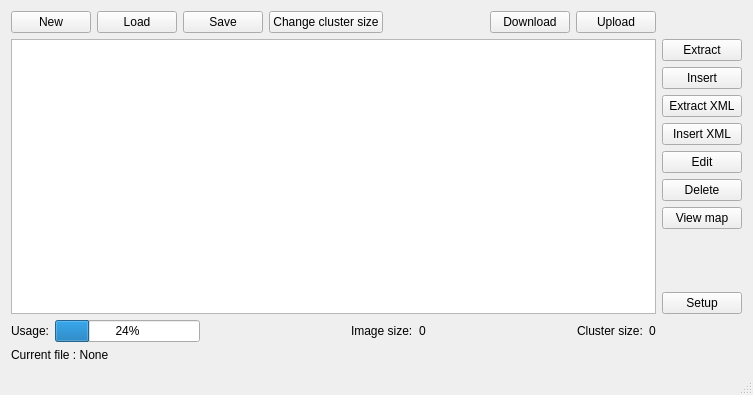
The window that mainwindow.ui (hitomi2500/ss-save-parser) describes before a commit, drawn with Qt 5.
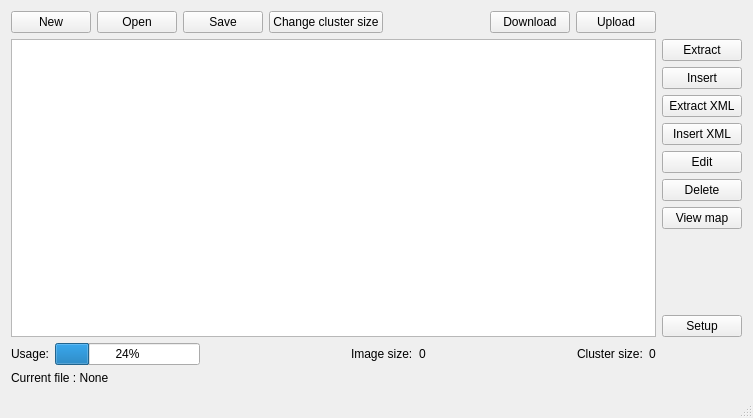
The same window after the commit.

```diff
--- a/mainwindow.ui
+++ b/mainwindow.ui
@@ -7,7 +7,7 @@
     <x>0</x>
     <y>0</y>
     <width>753</width>
-    <height>395</height>
+    <height>418</height>
    </rect>
   </property>
   <property name="sizePolicy">
@@ -45,7 +45,7 @@
       <item>
        <widget class="QPushButton" name="LoadButton">
         <property name="text">
-         <string>Load</string>
+         <string>Open</string>
         </property>
        </widget>
       </item>
```
